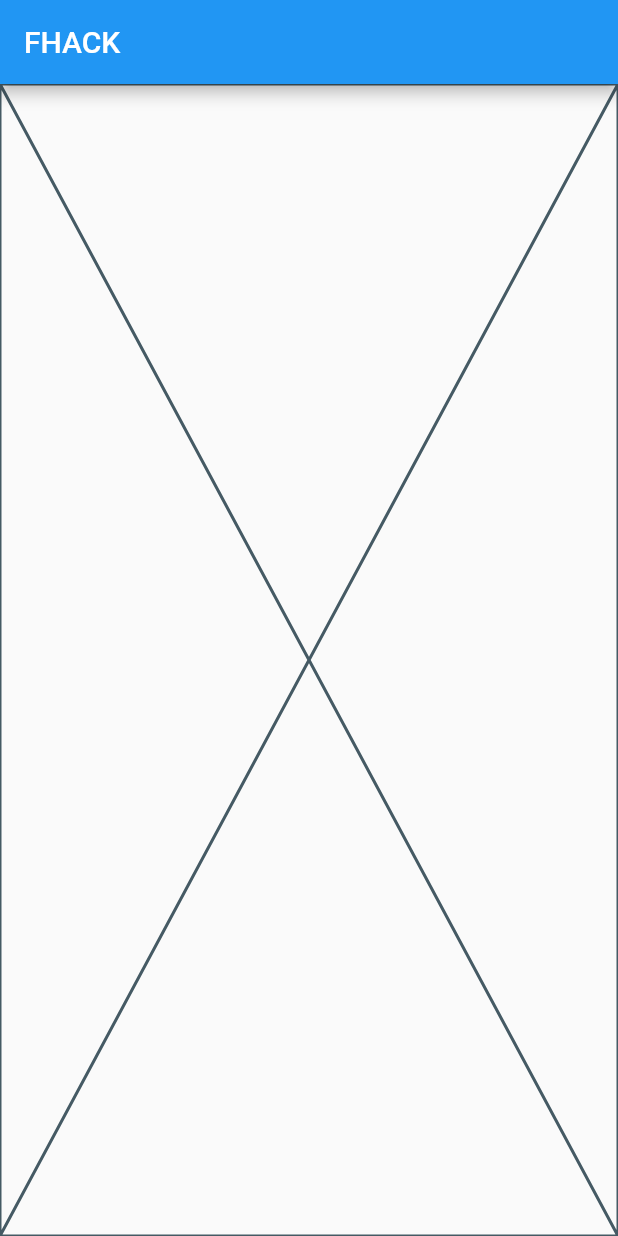
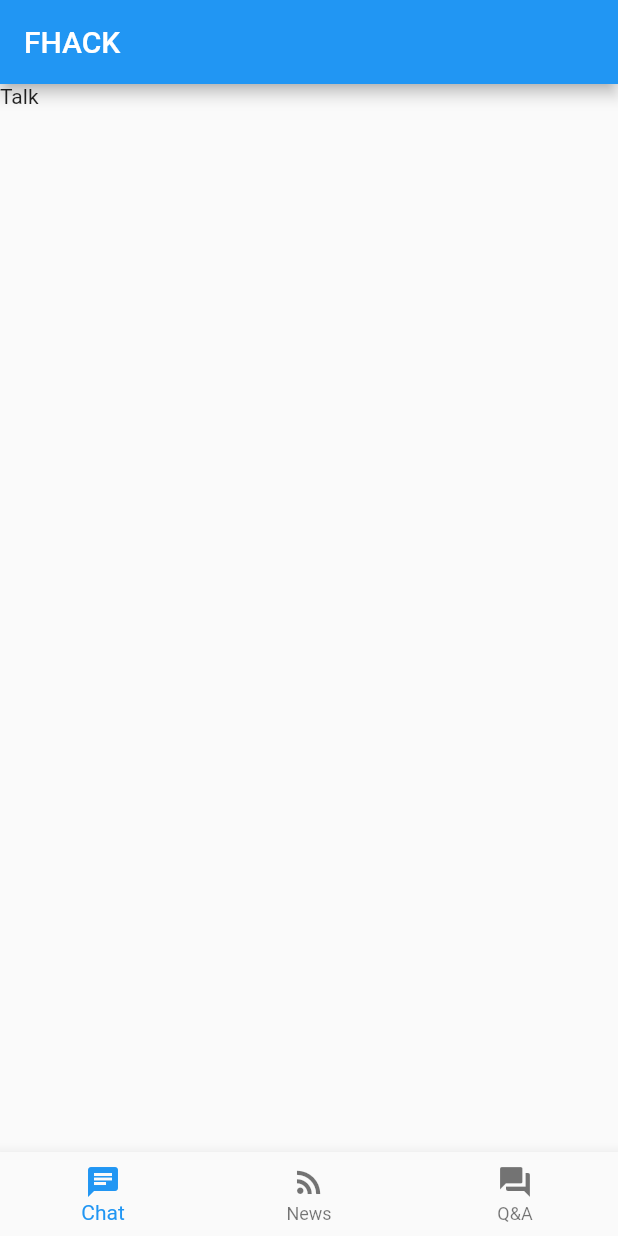
Before and after one commit to Team-RxH5/Hack19, a Flutter app: the screen it shows after launch, on a phone screen of 412 x 824 dp. Run offline on Flutter 3.47's test engine with Material 2 defaults, Android fonts, the phone set to English and light mode, and no system bars.

```diff
--- a/lib/screen/home/home_screen.dart
+++ b/lib/screen/home/home_screen.dart
@@ -1,13 +1,52 @@
+import 'package:fhack/screen/home/news/news_screen.dart';
+import 'package:fhack/screen/home/qa/qa_screen.dart';
+import 'package:fhack/screen/home/talk/talk_screen.dart';
 import 'package:flutter/material.dart';
 
-class HomeScreen extends StatelessWidget {
+class HomeScreen extends StatefulWidget {
+  @override
+  _HomeScreenState createState() => _HomeScreenState();
+}
+
+class _HomeScreenState extends State<HomeScreen> {
+  var _currentScreenIndex = 0;
+  final _screens = <Widget>[
+    TalkScreen(),
+    NewsScreen(),
+    QAScreen(),
+  ];
+
+  void _onItemTapped(int index) {
+    setState(() {
+      _currentScreenIndex = index;
+    });
+  }
+
   @override
   Widget build(BuildContext context) {
     return Scaffold(
       appBar: AppBar(
         title: Text("FHACK"),
       ),
-      body: Placeholder(),
+      body: _screens[_currentScreenIndex],
+      bottomNavigationBar: BottomNavigationBar(
+        items: <BottomNavigationBarItem>[
+          BottomNavigationBarItem(
+            icon: Icon(Icons.chat),
+            title: Text('Chat'),
+          ),
+          BottomNavigationBarItem(
+            icon: Icon(Icons.rss_feed),
+            title: Text('News'),
+          ),
+          BottomNavigationBarItem(
+            icon: Icon(Icons.question_answer),
+            title: Text('Q&A'),
+          ),
+        ],
+        currentIndex: _currentScreenIndex,
+        onTap: _onItemTapped,
+      ),
     );
   }
 }
```
Also changed, not shown: lib/app.dart (line endings or trailing spaces), 5 other files.
